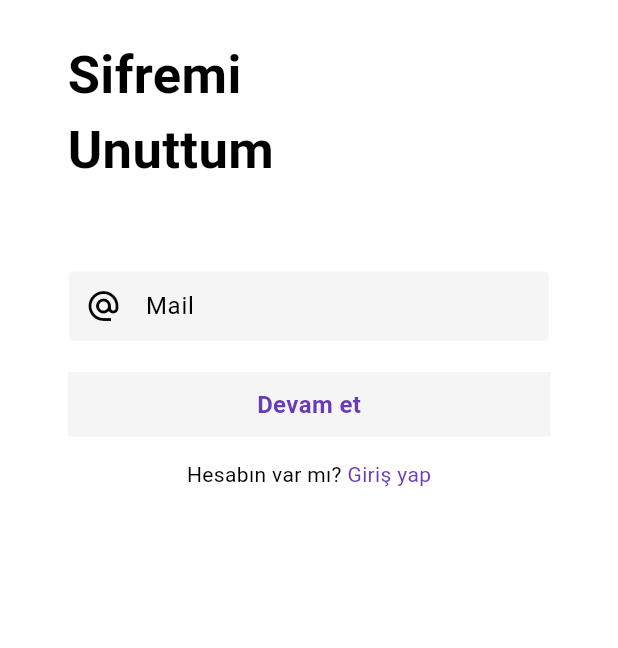
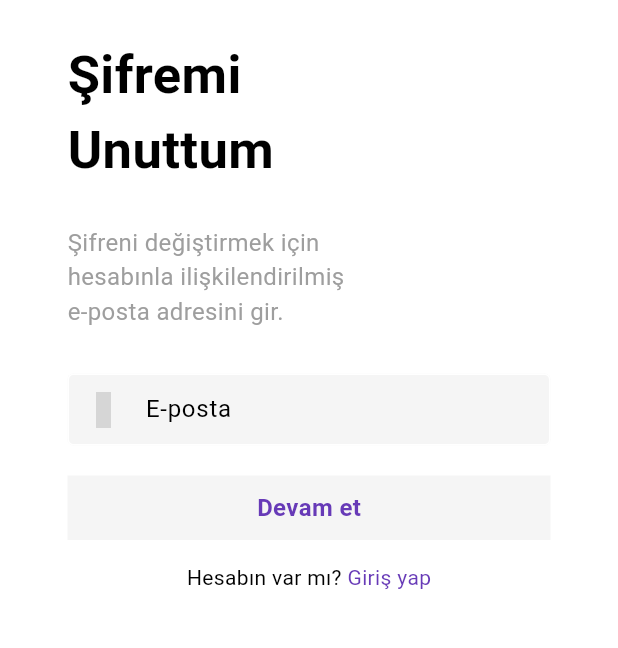
Before and after one commit to emredagyunus/EYA-Bitirme-Projesi, a Flutter app: the LoginPage screen opened directly, after a tap on "Şifremi Unuttum", on a phone screen of 412 x 824 dp, the part 588-1236 px from its top. Run offline on Flutter 3.47's test engine with Material 3 defaults, Android fonts, the phone set to English and light mode, and no system bars; our stand-ins replace animated_bottom_navigation_bar, carousel_slider, cloud_firestore, firebase_auth, firebase_core, firebase_storage and 7 more; accounts and stored records are empty; network calls fail; grey boxes are pictures that could not be loaded.

Commit message:
onboarding ekranlarındaki metinler güncellendi. giriş, kaydol, şifremi unuttum sayfalarına unicons ikon paketinden yeni ikonlar eklendi. giriş sayfasında şifre kutucuğana yazılan şifreyi görünür veya görünmez kılma butonu suffixIcon olarak eklendi. şifremi unuttum sayfasına kullanıcı deneyimini iyileştirmek adına bilgi metni eklendi. bu üç sayfaya ait metinler güncellendi ve imla düzeltmeleri yapıldı.

```diff
--- a/flutter_application_1/lib/companents/constants.dart
+++ b/flutter_application_1/lib/companents/constants.dart
@@ -7,10 +7,10 @@ class Constants {
 
   //Onboarding texts
   static var titleOne = "EYA'ya Hoş Geldiniz";
-  static var descriptionOne = "EYA ile engelli vatandaşlarımıza yardımcı olun";
+  static var descriptionOne = "EYA ile engelli bireylere yardımcı olun";
   static var titleTwo = "Sessiz Kalmayın";
-  static var descriptionTwo = "Yapılan haksızlıklara sessiz kalmayın";
+  static var descriptionTwo = "Olumsuzluklara karşı sessiz kalmayın";
   static var titleThree = "EYA Platformu";
   static var descriptionThree =
-      "EYA platformu engellı vatandaşlarımızın sesi olmak için burda";
+      "EYA platformu engelli bireylerin sesi olmak için burada";
 }
--- a/flutter_application_1/lib/companents/my_textfield.dart
+++ b/flutter_application_1/lib/companents/my_textfield.dart
@@ -8,6 +8,7 @@ class MyTextField extends StatelessWidget {
   final TextInputType? inputType;
   final int? maxLines;
   final TextAlign? textAlign;
+  final Widget? suffixIcon;
 
   const MyTextField({
     Key? key,
@@ -18,6 +19,7 @@ class MyTextField extends StatelessWidget {
     this.inputType,
     this.maxLines,
     this.textAlign,
+    this.suffixIcon,
   }) : super(key: key);
 
   @override
@@ -50,6 +52,7 @@ class MyTextField extends StatelessWidget {
           labelText: hintText,
 
           prefixIcon: icon,
+          suffixIcon: suffixIcon,
         ),
         textAlign: textAlign ?? TextAlign.start,
       ),
--- a/flutter_application_1/lib/user_pages/forgot_password_page.dart
+++ b/flutter_application_1/lib/user_pages/forgot_password_page.dart
@@ -5,6 +5,7 @@ import 'package:flutter_application_1/companents/my_textfield.dart';
 import 'package:flutter_application_1/user_pages/login_page.dart';
 import 'package:flutter_application_1/services/auth/login_or_register.dart';
 import 'package:page_transition/page_transition.dart';
+import 'package:unicons/unicons.dart';
 
 class ForgotPassword extends StatefulWidget {
   @override
@@ -50,10 +51,20 @@ class _ForgotPasswordState extends State<ForgotPassword> {
               Padding(
                 padding: const EdgeInsets.all(25.0),
                 child: const Text(
-                  'Sifremi\nUnuttum',
+                  'Şifremi\nUnuttum',
                   style: TextStyle(
                     fontSize: 35.0,
                     fontWeight: FontWeight.w700,
+                  ),
+                ),
+              ),
+              Padding(
+                padding: const EdgeInsets.only(left: 25.0),
+                child: const Text(
+                  "Şifreni değiştirmek için\nhesabınla ilişkilendirilmiş\ne-posta adresini gir.",
+                  style: TextStyle(
+                    fontSize: 16.0,
+                    color: Colors.grey,
                   ),
                 ),
               ),
@@ -63,8 +74,8 @@ class _ForgotPasswordState extends State<ForgotPassword> {
               MyTextField(
                 controller: emailController,
                 obscureText: false,
-                hintText: 'Mail',
-                icon: Icon(Icons.alternate_email),
+                hintText: 'E-posta',
+                icon: Icon(UniconsLine.envelope),
               ),
               SizedBox(
                 height: 20,
--- a/flutter_application_1/lib/user_pages/login_page.dart
+++ b/flutter_application_1/lib/user_pages/login_page.dart
@@ -1,9 +1,9 @@
 import 'package:flutter/material.dart';
-import 'package:flutter_application_1/admin_pages/admin_home_page.dart';
 import 'package:flutter_application_1/companents/my_button.dart';
 import 'package:flutter_application_1/companents/my_textfield.dart';
 import 'package:flutter_application_1/user_pages/forgot_password_page.dart';
 import 'package:flutter_application_1/services/auth/auth_services.dart';
+import 'package:unicons/unicons.dart';
 
 class LoginPage extends StatefulWidget {
   final void Function()? onTap;
@@ -19,6 +19,8 @@ class _LoginPageState extends State<LoginPage> {
 
   final TextEditingController passwordController = TextEditingController();
 
+  bool _obscureText = true;
+
   // login method
   void login() async {
     //get instance of auth services
@@ -26,19 +28,10 @@ class _LoginPageState extends State<LoginPage> {
 
     //try sign in
     try {
-      if (emailController.text == 'eya@admin.com' &&
-          passwordController.text == 'admin12345') {
-        Navigator.push(
-            context,
-            MaterialPageRoute(
-              builder: (context) => AdminHomePage(),
-            ));
-      } else {
       await _authService.signInWithEmailPassword(
         emailController.text,
         passwordController.text,
       );
-      }
     }
 
     // display any errors
@@ -98,9 +91,9 @@ class _LoginPageState extends State<LoginPage> {
                   //email textfield
                   MyTextField(
                     controller: emailController,
-                    hintText: "Email",
+                    hintText: "E-posta",
                     obscureText: false,
-                    icon: const Icon(Icons.mail),
+                    icon: const Icon(UniconsLine.envelope),
                   ),
 
                   const SizedBox(height: 10),
@@ -108,9 +101,18 @@ class _LoginPageState extends State<LoginPage> {
                   MyTextField(
                       controller: passwordController,
                       hintText: "Şifre",
-                    obscureText: true,
-                    icon: const Icon(Icons.password),
-                  ),
+                      obscureText: _obscureText,
+                      icon: const Icon(UniconsLine.lock_alt),
+                      suffixIcon: IconButton(
+                        icon: Icon(_obscureText
+                            ? UniconsLine.eye
+                            : UniconsLine.eye_slash),
+                        onPressed: () {
+                          setState(() {
+                            _obscureText = !_obscureText;
+                          });
+                        },
+                      )),
 
                   const SizedBox(height: 10),
                   //sign in button
@@ -152,7 +154,7 @@ class _LoginPageState extends State<LoginPage> {
                     mainAxisAlignment: MainAxisAlignment.center,
                     children: [
                       Text(
-                        "Üye degil misin?",
+                        "Üye değil misin?",
                         style: TextStyle(
                             color:
                                 Theme.of(context).colorScheme.inversePrimary),
@@ -161,7 +163,7 @@ class _LoginPageState extends State<LoginPage> {
                       GestureDetector(
                         onTap: widget.onTap,
                         child: Text(
-                          "Hemen üye ol!",
+                          "Hemen kaydol!",
                           style: TextStyle(
                             color: Theme.of(context).colorScheme.inversePrimary,
                             fontWeight: FontWeight.bold,
--- a/flutter_application_1/pubspec.yaml
+++ b/flutter_application_1/pubspec.yaml
@@ -39,6 +39,7 @@ dependencies:
   carousel_slider: ^4.2.1
   video_player: ^2.8.6
   url_launcher: ^6.2.6
+  unicons: any
 
 dev_dependencies:
   flutter_test:
```
Also changed, not shown: flutter_application_1/lib/user_pages/register_page.dart (+64 -13 lines). Lines whose indentation alone changed are shown as unchanged.
